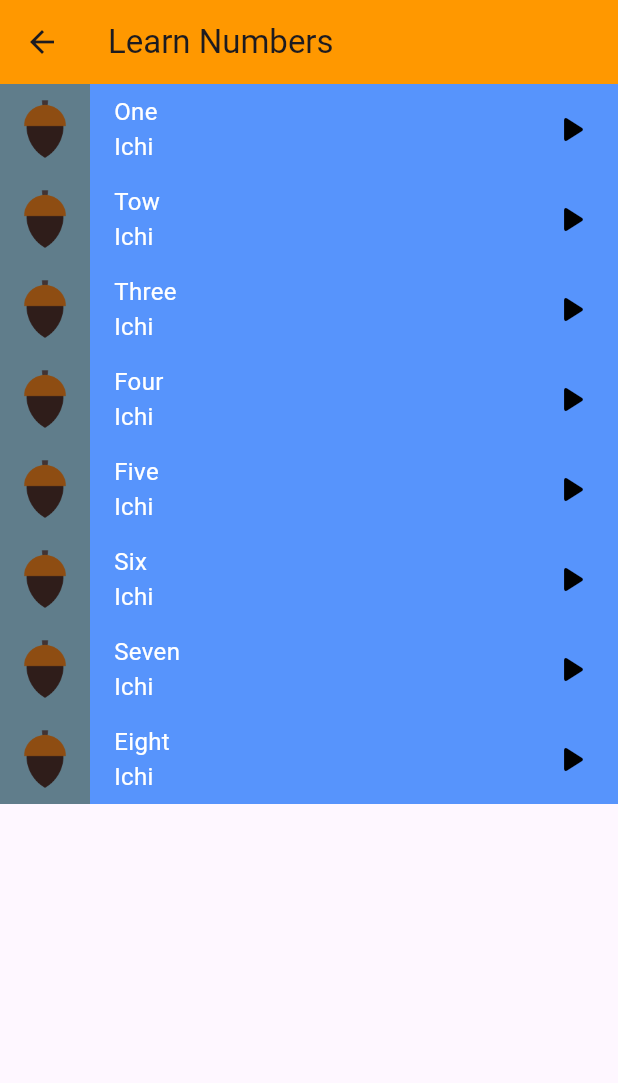
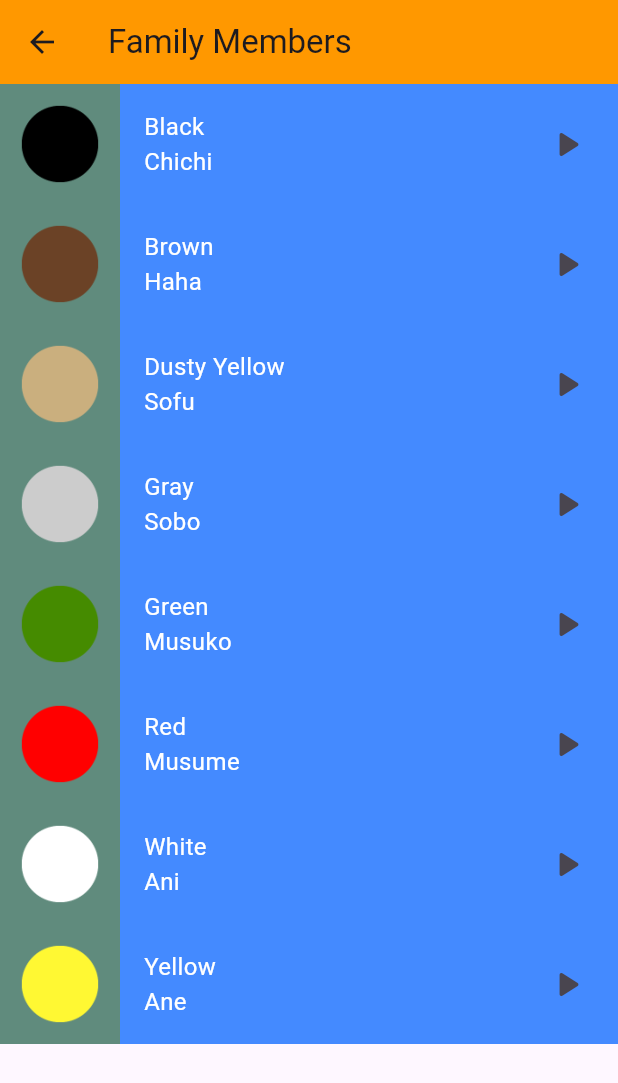
Before and after one commit to Waheed-Ashraf/Learning-Japanese-Language-App, a Flutter app: the screen it shows after launch, after a tap on "Colors", on a phone screen of 412 x 824 dp. Shown: the top 1083 px of the screen. Run offline on Flutter 3.47's test engine with Material 3 defaults, Android fonts, the phone set to English and light mode, and no system bars; our stand-ins replace audioplayers.

Commit message:
adding Colors , Family members and Numbers screens

```diff
--- /dev/null
+++ b/lib/models/Itemmodel.dart
@@ -0,0 +1,17 @@
+import 'package:audioplayers/audioplayers.dart';
+
+class ItemModel {
+  final String numEng;
+  final String numJP;
+  final String image;
+  final String audio;
+  const ItemModel(
+      {required this.audio,
+      required this.numEng,
+      required this.numJP,
+      required this.image});
+  void playSound() {
+    final player = AudioPlayer();
+    player.play(AssetSource(audio));
+  }
+}
--- a/lib/models/numbersdata.dart
+++ /dev/null
@@ -1,7 +0,0 @@
-class NumbersData {
-  final String numEng;
-  final String numJP;
-  final String image;
-  const NumbersData(
-      {required this.numEng, required this.numJP, required this.image});
-}
--- a/lib/reusable_component/numbers_items.dart
+++ b/lib/reusable_component/generic_item.dart
@@ -1,21 +1,23 @@
 import 'package:flutter/material.dart';
-import 'package:learning_japanese_language/models/numbersdata.dart';
+import 'package:learning_japanese_language/models/Itemmodel.dart';
+import 'package:audioplayers/audioplayers.dart';
 
-class NumbersItems extends StatelessWidget {
-  const NumbersItems({super.key, required this.number});
-  final NumbersData number;
+class GenericItems extends StatelessWidget {
+  const GenericItems({super.key, required this.item, required this.color});
+  final ItemModel item;
+  final Color color;
 
   @override
   Widget build(BuildContext context) {
     return Container(
-      height: 60,
+      height: 80,
       width: double.infinity,
-      color: const Color.fromARGB(255, 87, 148, 252),
+      color: color,
       child: Row(
         children: [
           Container(
-            color: Colors.blueGrey,
-            child: Image.asset(number.image),
+            color: const Color.fromARGB(255, 96, 139, 125),
+            child: Image.asset(item.image),
           ),
           Padding(
             padding: const EdgeInsets.only(left: 16),
@@ -24,14 +26,14 @@ class NumbersItems extends StatelessWidget {
               mainAxisAlignment: MainAxisAlignment.center,
               children: [
                 Text(
-                  number.numEng,
+                  item.numEng,
                   style: const TextStyle(
                     color: Colors.white,
                     fontSize: 16,
                   ),
                 ),
                 Text(
-                  number.numJP,
+                  item.numJP,
                   style: const TextStyle(
                     color: Colors.white,
                     fontSize: 16,
@@ -41,12 +43,16 @@ class NumbersItems extends StatelessWidget {
             ),
           ),
           const Spacer(),
-          const Padding(
-            padding: EdgeInsets.only(right: 16),
-            child: Icon(
-              Icons.play_arrow_rounded,
-              color: Colors.black,
-              size: 30,
+          Padding(
+            padding: const EdgeInsets.only(right: 10.0),
+            child: IconButton(
+              icon: const Icon(
+                Icons.play_arrow_rounded,
+                size: 30,
+              ),
+              onPressed: () {
+                item.playSound();
+              },
             ),
           ),
         ],
--- /dev/null
+++ b/lib/screens/colorsscreen.dart
@@ -0,0 +1,71 @@
+import 'package:flutter/material.dart';
+import 'package:learning_japanese_language/models/Itemmodel.dart';
+import 'package:learning_japanese_language/reusable_component/generic_item.dart';
+
+class ColorsScreen extends StatelessWidget {
+  ColorsScreen({super.key});
+
+  List<ItemModel> colorN = const [
+    ItemModel(
+        image: "assets/images/colors/color_black.png",
+        numEng: 'Black',
+        numJP: 'Chichi',
+        audio: 'sounds/colors/black.wav'),
+    ItemModel(
+        image: "assets/images/colors/color_brown.png",
+        numEng: 'Brown',
+        numJP: 'Haha',
+        audio: 'sounds/colors/brown.wav'),
+    ItemModel(
+        image: "assets/images/colors/color_dusty_yellow.png",
+        numEng: 'Dusty Yellow',
+        numJP: 'Sofu',
+        audio: 'sounds/colors/dusty yellow.wav'),
+    ItemModel(
+        image: "assets/images/colors/color_gray.png",
+        numEng: 'Gray',
+        numJP: 'Sobo',
+        audio: 'sounds/colors/gray.wav'),
+    ItemModel(
+        image: "assets/images/colors/color_green.png",
+        numEng: 'Green',
+        numJP: 'Musuko',
+        audio: 'sounds/colors/green.wav'),
+    ItemModel(
+        image: "assets/images/colors/color_red.png",
+        numEng: 'Red',
+        numJP: 'Musume',
+        audio: 'sounds/colors/red.wav'),
+    ItemModel(
+        image: "assets/images/colors/color_white.png",
+        numEng: 'White',
+        numJP: 'Ani',
+        audio: 'sounds/colors/white.wav'),
+    ItemModel(
+        image: "assets/images/colors/yellow.png",
+        numEng: 'Yellow ',
+        numJP: 'Ane',
+        audio: 'sounds/colors/yellow.wav'),
+  ];
+
+  @override
+  Widget build(BuildContext context) {
+    return Scaffold(
+      appBar: AppBar(
+        title: const Text(
+          'Family Members',
+        ),
+        backgroundColor: Colors.orange,
+      ),
+      body: ListView.builder(
+        itemCount: colorN.length,
+        itemBuilder: (context, num) {
+          return GenericItems(
+            color: Colors.blueAccent,
+            item: colorN[num],
+          );
+        },
+      ),
+    );
+  }
+}
--- /dev/null
+++ b/lib/screens/family_members_screen.dart
@@ -0,0 +1,81 @@
+import 'package:flutter/material.dart';
+import 'package:learning_japanese_language/models/Itemmodel.dart';
+import 'package:learning_japanese_language/reusable_component/generic_item.dart';
+
+class FamilyMembersScreen extends StatelessWidget {
+  FamilyMembersScreen({super.key});
+
+  List<ItemModel> familyMember = const [
+    ItemModel(
+        image: "assets/images/family_members/family_father.png",
+        numEng: 'Father',
+        numJP: 'Chichi',
+        audio: 'sounds/family_members/father.wav'),
+    ItemModel(
+        image: "assets/images/family_members/family_mother.png",
+        numEng: 'Mother',
+        numJP: 'Haha',
+        audio: 'sounds/family_members/mother.wav'),
+    ItemModel(
+        image: "assets/images/family_members/family_grandfather.png",
+        numEng: 'Grandfather',
+        numJP: 'Sofu',
+        audio: 'sounds/family_members/grand father.wav'),
+    ItemModel(
+        image: "assets/images/family_members/family_grandmother.png",
+        numEng: 'Grandmother',
+        numJP: 'Sobo',
+        audio: 'sounds/family_members/grand mother.wav'),
+    ItemModel(
+        image: "assets/images/family_members/family_son.png",
+        numEng: 'Son',
+        numJP: 'Musuko',
+        audio: 'sounds/family_members/son.wav'),
+    ItemModel(
+        image: "assets/images/family_members/family_daughter.png",
+        numEng: 'Daughter',
+        numJP: 'Musume',
+        audio: 'sounds/family_members/daughter.wav'),
+    ItemModel(
+        image: "assets/images/family_members/family_older_brother.png",
+        numEng: 'Older Brother',
+        numJP: 'Ani',
+        audio: 'sounds/family_members/older bother.wav'),
+    ItemModel(
+        image: "assets/images/family_members/family_older_sister.png",
+        numEng: 'Older Sister',
+        numJP: 'Ane',
+        audio: 'sounds/family_members/older sister.wav'),
+    ItemModel(
+        image: "assets/images/family_members/family_younger_brother.png",
+        numEng: 'Younger Brother',
+        numJP: 'Otouto',
+        audio: 'sounds/family_members/younger brohter.wav'),
+    ItemModel(
+        image: "assets/images/family_members/family_younger_sister.png",
+        numEng: 'Younger Sister',
+        numJP: 'Imouto',
+        audio: 'sounds/family_members/younger sister.wav')
+  ];
+
+  @override
+  Widget build(BuildContext context) {
+    return Scaffold(
+      appBar: AppBar(
+        title: const Text(
+          'Family Members',
+        ),
+        backgroundColor: Colors.orange,
+      ),
+      body: ListView.builder(
+        itemCount: familyMember.length,
+        itemBuilder: (context, num) {
+          return GenericItems(
+            color: Colors.green,
+            item: familyMember[num],
+          );
+        },
+      ),
+    );
+  }
+}
--- a/lib/screens/homepage.dart
+++ b/lib/screens/homepage.dart
@@ -1,6 +1,8 @@
 import 'package:flutter/material.dart';
 import 'package:learning_japanese_language/reusable_component/homepage_cat.dart';
-import 'package:learning_japanese_language/screens/numbers.dart';
+import 'package:learning_japanese_language/screens/colorsscreen.dart';
+import 'package:learning_japanese_language/screens/family_members_screen.dart';
+import 'package:learning_japanese_language/screens/numbers_screen.dart';
 
 class HomePage extends StatelessWidget {
   @override
@@ -26,7 +28,7 @@ class HomePage extends StatelessWidget {
             color: Colors.green,
             onTap: () {
               Navigator.push(context, MaterialPageRoute(builder: (context) {
-                return NumbersScreen();
+                return FamilyMembersScreen();
               }));
             },
           ),
@@ -35,7 +37,7 @@ class HomePage extends StatelessWidget {
             color: Colors.blueAccent,
             onTap: () {
               Navigator.push(context, MaterialPageRoute(builder: (context) {
-                return NumbersScreen();
+                return ColorsScreen();
               }));
             },
           ),
--- a/lib/screens/numbers.dart
+++ /dev/null
@@ -1,83 +0,0 @@
-import 'package:flutter/material.dart';
-import 'package:learning_japanese_language/models/numbersdata.dart';
-import 'package:learning_japanese_language/reusable_component/numbers_items.dart';
-
-class NumbersScreen extends StatelessWidget {
-  List<NumbersData> number = const [
-    NumbersData(
-      image: "assets/images/numbers/number_one.png",
-      numEng: 'One',
-      numJP: 'Ichi',
-    ),
-    NumbersData(
-      image: "assets/images/numbers/number_one.png",
-      numEng: 'Tow',
-      numJP: 'Ichi',
-    ),
-    NumbersData(
-      image: "assets/images/numbers/number_one.png",
-      numEng: 'Three',
-      numJP: 'Ichi',
-    ),
-    NumbersData(
-      image: "assets/images/numbers/number_one.png",
-      numEng: 'Four',
-      numJP: 'Ichi',
-    ),
-    NumbersData(
-      image: "assets/images/numbers/number_one.png",
-      numEng: 'Five',
-      numJP: 'Ichi',
-    ),
-    NumbersData(
-      image: "assets/images/numbers/number_one.png",
-      numEng: 'Six',
-      numJP: 'Ichi',
-    ),
-    NumbersData(
-      image: "assets/images/numbers/number_one.png",
-      numEng: 'Seven',
-      numJP: 'Ichi',
-    ),
-    NumbersData(
-      image: "assets/images/numbers/number_one.png",
-      numEng: 'Eight',
-      numJP: 'Ichi',
-    ),
-    NumbersData(
-      image: "assets/images/numbers/number_one.png",
-      numEng: 'Nine',
-      numJP: 'Ichi',
-    ),
-    NumbersData(
-      image: "assets/images/numbers/number_one.png",
-      numEng: 'Ten',
-      numJP: 'Ichi',
-    )
-  ];
-
-  NumbersScreen({super.key});
-  @override
-  Widget build(BuildContext context) {
-    return Scaffold(
-      appBar: AppBar(
-        title: Text(
-          'Learn Numbers',
-        ),
-        backgroundColor: Colors.orange,
-      ),
-      body: Column(
-        children: [
-          NumbersItems(number: number[0]),
-          NumbersItems(number: number[1]),
-          NumbersItems(number: number[2]),
-          NumbersItems(number: number[3]),
-          NumbersItems(number: number[4]),
-          NumbersItems(number: number[5]),
-          NumbersItems(number: number[6]),
-          NumbersItems(number: number[7]),
-        ],
-      ),
-    );
-  }
-}
```
Also changed, not shown: lib/screens/numbers_screen.dart (added, +78 -0 lines), pubspec.yaml (+7 -0 lines), pubspec.lock, 5 other files.
